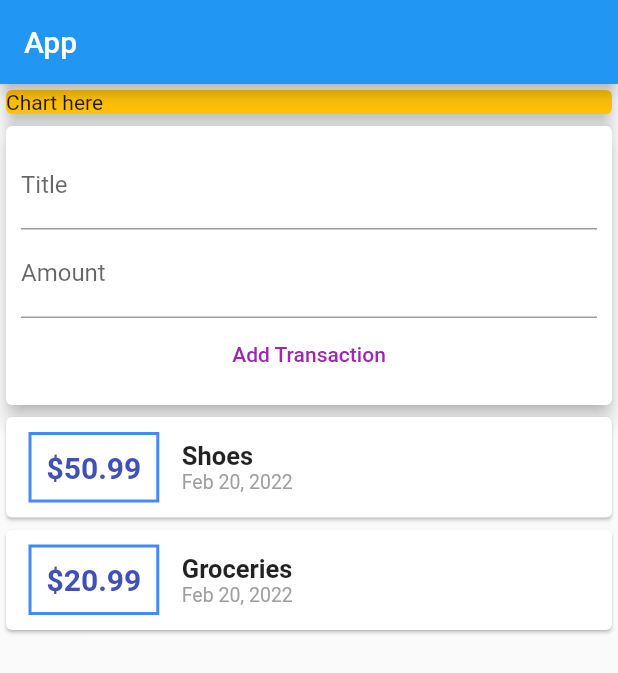
After one commit to psieczkowska/expensapp, a Flutter app: the screen it shows after launch, on a phone screen of 412 x 824 dp. The commit adds this screen. Shown: the top 673 px of the screen. Run offline on Flutter 3.47's test engine with Material 2 defaults, Android fonts, the phone set to English and light mode, and no system bars.

Commit message:
Scrollable list of transactions

```diff
--- /dev/null
+++ b/lib/widgets/new_transaction.dart
@@ -0,0 +1,53 @@
+import 'package:flutter/material.dart';
+
+class NewTransaction extends StatelessWidget {
+  final titleControler = TextEditingController();
+  final amountControler = TextEditingController();
+  final Function addTransaction;
+  NewTransaction(this.addTransaction);
+  @override
+  Widget build(BuildContext context) {
+    return Container(
+      child: Card(
+        elevation: 5,
+        child: Container(
+          padding: EdgeInsets.all(10),
+          child: Column(
+            children: [
+              TextField(
+                decoration: InputDecoration(
+                  labelText: 'Title',
+                ),
+                controller: titleControler,
+                onChanged: (value) {
+                  print(titleControler.text);
+                },
+              ),
+              TextField(
+                decoration: InputDecoration(
+                  labelText: 'Amount',
+                ),
+                controller: amountControler,
+                onChanged: (value) {
+                  print(amountControler.text);
+                },
+              ),
+              TextButton(
+                onPressed: () {
+                  addTransaction(
+                    titleControler.text,
+                    double.parse(amountControler.text),
+                  );
+                },
+                child: Text('Add Transaction'),
+                style: TextButton.styleFrom(
+                  primary: Colors.purple,
+                ),
+              )
+            ],
+          ),
+        ),
+      ),
+    );
+  }
+}
--- /dev/null
+++ b/lib/widgets/transaction_list.dart
@@ -0,0 +1,68 @@
+import 'package:flutter/material.dart';
+import 'package:intl/intl.dart';
+import '../models/transaction.dart';
+
+class TransactionList extends StatelessWidget {
+  final List<Transaction> transactions;
+
+  TransactionList(this.transactions);
+
+  @override
+  Widget build(BuildContext context) {
+    return Container(
+      height: 300,
+      child: ListView.builder(
+        itemBuilder: (context, index) {
+          return Card(
+            child: Row(
+              children: [
+                Container(
+                  margin: EdgeInsets.symmetric(
+                    vertical: 10,
+                    horizontal: 15,
+                  ),
+                  decoration: BoxDecoration(
+                    border: Border.all(
+                      color: Colors.blueAccent,
+                      width: 2,
+                    ),
+                  ),
+                  child: Text(
+                    '\$${transactions[index].amount}',
+                    style: TextStyle(
+                      fontWeight: FontWeight.bold,
+                      fontSize: 20,
+                      color: Colors.indigo,
+                    ),
+                  ),
+                  padding: EdgeInsets.all(10),
+                ),
+                Column(
+                  crossAxisAlignment: CrossAxisAlignment.start,
+                  children: [
+                    Text(
+                      transactions[index].title,
+                      style: TextStyle(
+                        fontWeight: FontWeight.bold,
+                        fontSize: 17,
+                      ),
+                    ),
+                    Text(
+                      DateFormat.yMMMd().format(transactions[index].date),
+                      style: TextStyle(
+                        fontSize: 13,
+                        color: Colors.grey,
+                      ),
+                    ),
+                  ],
+                )
+              ],
+            ),
+          );
+        },
+        itemCount: transactions.length,
+
+      ),
+    );
+  }
+}
--- /dev/null
+++ b/lib/widgets/user_transactions.dart
@@ -0,0 +1,50 @@
+import 'package:flutter/material.dart';
+import './new_transaction.dart';
+import './transaction_list.dart';
+import '../models/transaction.dart';
+
+class UserTransactions extends StatefulWidget {
+  const UserTransactions({Key? key}) : super(key: key);
+
+  @override
+  _UserTransactionsState createState() => _UserTransactionsState();
+}
+
+class _UserTransactionsState extends State<UserTransactions> {
+  final List<Transaction> _userTransactions = [
+    Transaction(
+      id: 't1',
+      title: 'Shoes',
+      amount: 50.99,
+      date: DateTime.now(),
+    ),
+    Transaction(
+      id: 't2',
+      title: 'Groceries',
+      amount: 20.99,
+      date: DateTime.now(),
+    ),
+  ];
+
+  void _addNewTransaction(String txTitle, double txAmount) {
+    final newTx = Transaction(
+      title: txTitle,
+      amount: txAmount,
+      date: DateTime.now(),
+      id: DateTime.now().toString(),
+    );
+    setState(() {
+      _userTransactions.add(newTx);
+    });
+  }
+
+  @override
+  Widget build(BuildContext context) {
+    return Column(
+      children: [
+        NewTransaction(_addNewTransaction),
+        TransactionList(_userTransactions),
+      ],
+    );
+  }
+}
```
Also changed, not shown: lib/main.dart (+5 -79 lines), lib/models/transaction.dart (renamed from lib/transaction.dart).
